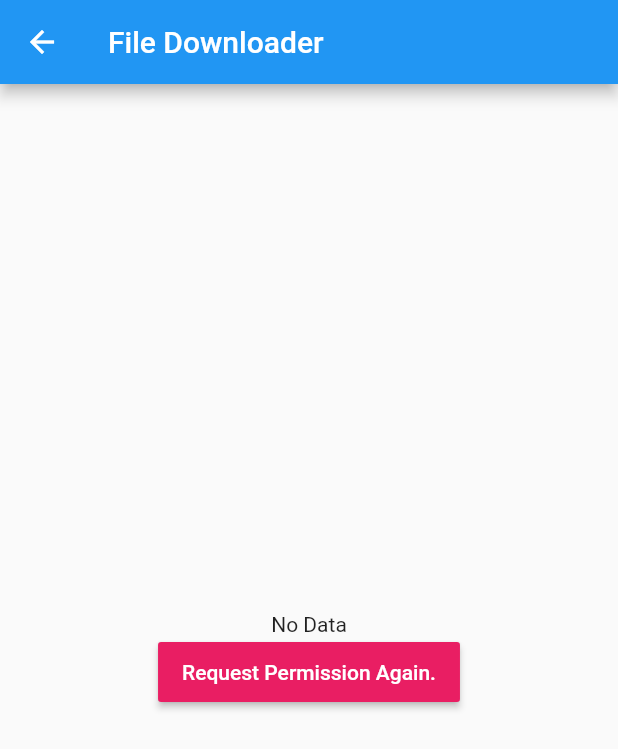
After one commit to rashidtvmr/ceg_survey_flutter, a Flutter app: the FileDownloader screen opened directly, after a tap on "Request Permission Again.", on a phone screen of 412 x 824 dp. The commit adds this screen. Shown: the top 749 px of the screen. Run offline on Flutter 3.47's test engine with Material 2 defaults, Android fonts, the phone set to English and light mode, and no system bars; our stand-ins replace dio, flutter_svg; missing offline and left inert: file_utils, simple_permissions; statements that could not run were skipped.

Commit message:
final commit

```diff
--- a/lib/Pages/CreateSurveyPage.dart
+++ b/lib/Pages/CreateSurveyPage.dart
@@ -327,6 +327,8 @@ class _CreateSurveyPageState extends State<CreateSurveyPage> {
                           var isSurveyPublished =
                               await dForm.publishSurvey(context);
                           if (isSurveyPublished == "success") {
+                            _surveyTitleController.text = "";
+                            _surveyDescController.text = "";
                             showSnackBar(
                                 "Survey published successfully", "success");
                           } else {
--- a/lib/models/app.dart
+++ b/lib/models/app.dart
@@ -4,7 +4,7 @@ import 'package:flutter/foundation.dart';
 class AppModel extends ChangeNotifier {
   bool isAuth = false;
   // String serverURL = "https://thesurvey.herokuapp.com";
-  String serverURL = "http://192.168.1.7:3003";
+  String serverURL = "http://192.168.1.17:3003";
   String get getServerURL => serverURL;
 
   String authCode = "";
--- /dev/null
+++ b/lib/widget/FileDownloader.dart
@@ -0,0 +1,138 @@
+import 'dart:io';
+import 'package:Survey_App/models/app.dart';
+import 'package:flutter/material.dart';
+import 'package:dio/dio.dart';
+import 'package:path_provider/path_provider.dart';
+import 'package:provider/provider.dart';
+import 'dart:async';
+import 'package:simple_permissions/simple_permissions.dart';
+import 'package:file_utils/file_utils.dart';
+import 'dart:math';
+
+class FileDownloader extends StatefulWidget {
+  var sInfo;
+  FileDownloader({Key key, this.sInfo}) : super(key: key);
+
+  @override
+  _FileDownloaderState createState() => _FileDownloaderState();
+}
+
+class _FileDownloaderState extends State<FileDownloader> {
+  // "$url/api/v1/response/${widget.sInfo['_id']}",
+  bool downloading = false;
+  var progress = "";
+  var path = "No Data";
+  var platformVersion = "Unknown";
+  Permission permission1 = Permission.WriteExternalStorage;
+  var _onPressed;
+  static final Random random = Random();
+  Directory externalDir;
+
+  // void _onPressed() {
+  //   downloadFile();
+  // }
+
+  @override
+  void initState() {
+    super.initState();
+    print("teseting........." + widget.sInfo['_id']);
+    downloadFile();
+  }
+
+  Future<void> downloadFile() async {
+    Dio dio = Dio();
+    bool checkPermission1 =
+        await SimplePermissions.checkPermission(permission1);
+    // print(checkPermission1);
+    if (checkPermission1 == false) {
+      await SimplePermissions.requestPermission(permission1);
+      checkPermission1 = await SimplePermissions.checkPermission(permission1);
+    }
+    if (checkPermission1 == true) {
+      String dirloc = "";
+      if (Platform.isAndroid) {
+        dirloc = "/sdcard/download/";
+      } else {
+        dirloc = (await getApplicationDocumentsDirectory()).path;
+      }
+
+      var randid = random.nextInt(10000);
+
+      try {
+        FileUtils.mkdir([dirloc]);
+        var url = Provider.of<AppModel>(context, listen: false).getServerURL;
+        final imgUrl = "/api/v1/response/files/${widget.sInfo['_id']}";
+        print("uuuuuuuuuu" + url + imgUrl);
+        await dio.download(url, imgUrl,
+            onReceiveProgress: (receivedBytes, totalBytes) {
+          setState(() {
+            downloading = true;
+            progress =
+                ((receivedBytes / totalBytes) * 100).toStringAsFixed(0) + "%";
+          });
+        });
+      } catch (e) {
+        print(e);
+      }
+
+      setState(() {
+        downloading = false;
+        progress = "Download Completed.";
+        path = dirloc + randid.toString() + ".pdf";
+        print("paaaaaaaath:" + path);
+      });
+    } else {
+      setState(() {
+        progress = "Permission Denied!";
+        _onPressed = () {
+          downloadFile();
+        };
+      });
+    }
+  }
+
+  @override
+  Widget build(BuildContext context) => Scaffold(
+        appBar: AppBar(
+          title: Text('File Downloader'),
+        ),
+        body: Center(
+          child: downloading
+              ? Container(
+                  height: 120.0,
+                  width: 200.0,
+                  child: Card(
+                    color: Colors.black,
+                    child: Column(
+                      mainAxisAlignment: MainAxisAlignment.center,
+                      children: <Widget>[
+                        CircularProgressIndicator(),
+                        SizedBox(
+                          height: 10.0,
+                        ),
+                        Text(
+                          'Downloading File: $progress',
+                          style: TextStyle(color: Colors.white),
+                        ),
+                      ],
+                    ),
+                  ),
+                )
+              : Column(
+                  mainAxisAlignment: MainAxisAlignment.center,
+                  children: <Widget>[
+                    Text(path),
+                    MaterialButton(
+                      child: Text('Request Permission Again.'),
+                      onPressed: _onPressed,
+                      disabledColor: Colors.blueGrey,
+                      color: Colors.pink,
+                      textColor: Colors.white,
+                      height: 40.0,
+                      minWidth: 100.0,
+                    ),
+                  ],
+                ),
+        ),
+      );
+}
--- a/pubspec.yaml
+++ b/pubspec.yaml
@@ -23,6 +23,9 @@ environment:
 dependencies:
   flutter_svg:
   url_launcher: ^5.5.3
+  path_provider: ^1.3.0
+  simple_permissions: ^0.1.9
+  file_utils: ^0.1.3
   dio:
   provider:
   flutter:
```
Also changed, not shown: lib/Pages/AnswerSurveyPage.dart (+6 -3 lines), lib/Pages/SurveyPage.dart (+39 -2 lines), lib/Pages/ViewResponsePage.dart (added, +164 -0 lines), lib/models/Form.dart (+15 -2 lines), lib/models/ParseForm.dart (+35 -9 lines), pubspec.lock, 2 other files.
